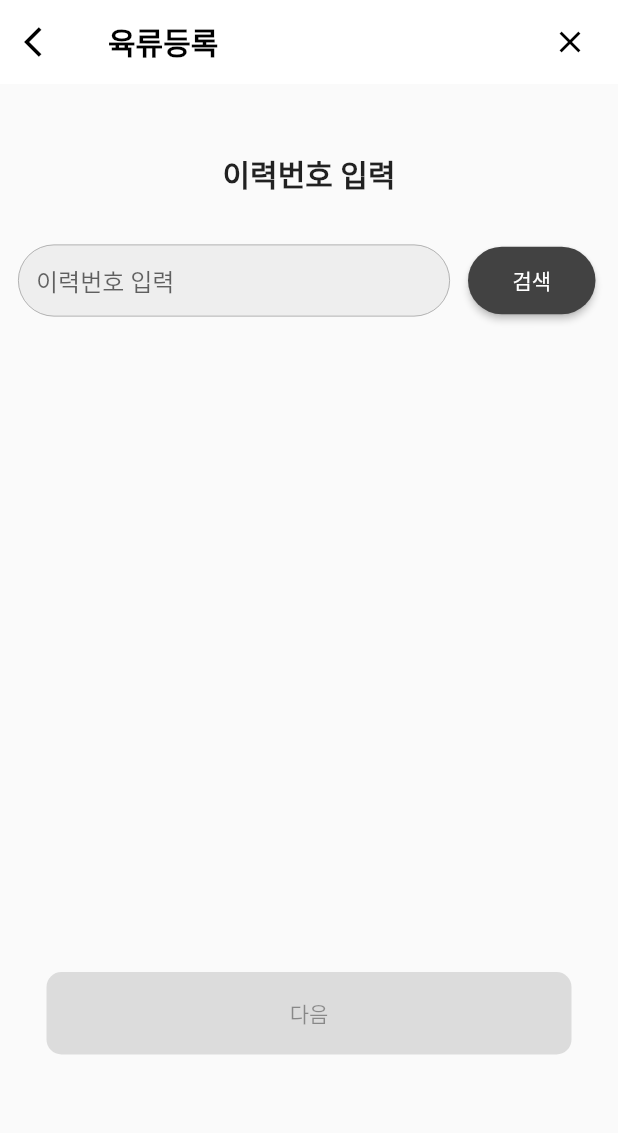
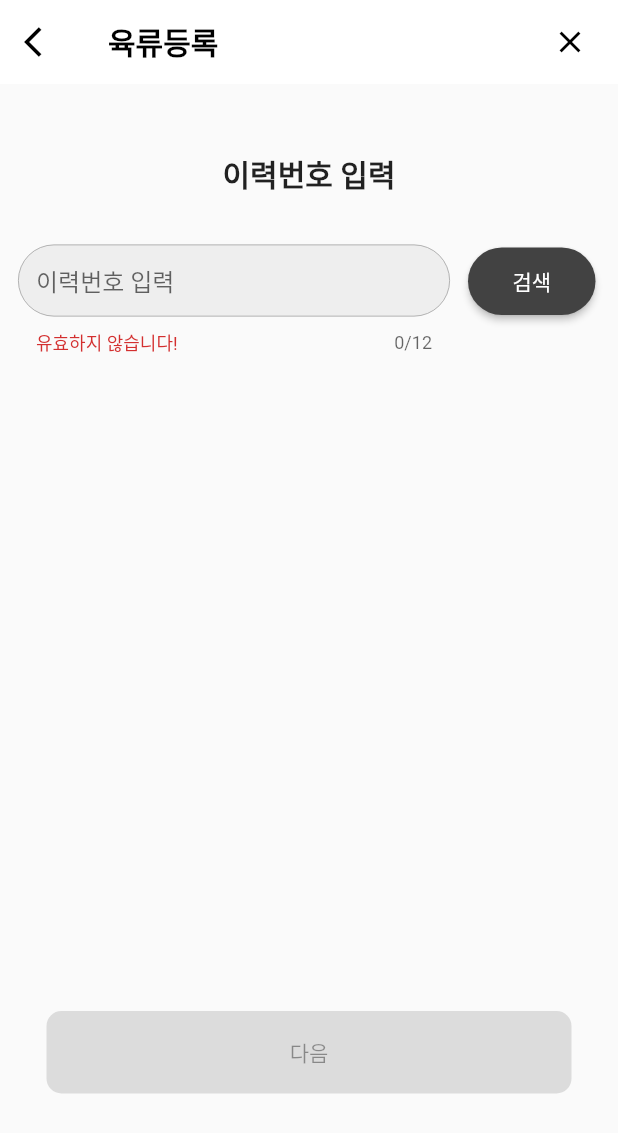
Before and after one commit to clapsh/Deep_Plant1, a Flutter app: the dataTable screen opened directly, after a tap on "검색", on a phone screen of 412 x 824 dp. Shown: the top 1133 px of the screen. Run offline on Flutter 3.47's test engine with Material 2 defaults, Android fonts, the phone set to English and light mode, and no system bars; our stand-ins replace cloud_firestore, firebase_auth, firebase_core, firebase_storage, go_router, image_picker and 1 more; missing offline and left inert: dart:ffi, firebase_auth_project, my_t, xml2json; accounts and stored records are empty; statements that could not run were skipped.

Commit message:
second_put_apiPage

```diff
--- a/Frontend/deep_plant_app/lib/pages/get_apiPage.dart
+++ b/Frontend/deep_plant_app/lib/pages/get_apiPage.dart
@@ -1,5 +1,7 @@
+import 'dart:ffi';
+
 import 'package:flutter/material.dart';
-import 'package:deep_plant_app/source/api_Source.dart';
+import 'package:my_t/api_Source.dart';
 
 class dataTable extends StatefulWidget {
   const dataTable({super.key});
@@ -11,6 +13,7 @@ class dataTable extends StatefulWidget {
 class _dataTableState extends State<dataTable> {
   var apikey = "58%2FAb40DJd41UCVYmCZM89EUoOWqT0vuObbReDQCI6ufjHIJbhZOUtQnftZErMQf6%2FgEflZVctg97VfdvvtmQw%3D%3D";
   final _formkey = GlobalKey<FormState>();
+  final TextEditingController _textEditingController = TextEditingController();
 
   bool isFinal = false;
   int historyNum = 0;
@@ -30,22 +33,12 @@ class _dataTableState extends State<dataTable> {
   @override
   void initState() {
     super.initState();
-    print(baseData.length);
   }
 
   void _tryValidation() {
     final isValid = _formkey.currentState!.validate();
     if (isValid) {
       _formkey.currentState!.save();
-      isFinal = true;
-      print(isFinal);
-      print(tableData);
-      print(tableData[1].runtimeType);
-    } else {
-      isFinal = false;
-      tableData.clear();
-      print(isFinal);
-      print(tableData);
     }
   }
 
@@ -63,12 +56,21 @@ class _dataTableState extends State<dataTable> {
 
     final weatherData = await source.getJsonData();
 
+    if (weatherData != null) {
       String totalcount = weatherData['response']['body']['pageNo'];
       String basedate = weatherData['response']['body']['items']['item'][5]['baseDate'];
       String basetime = weatherData['response']['body']['items']['item'][5]['baseTime'];
       String obsrvalue = weatherData['response']['body']['items']['item'][5]['obsrValue'];
+      String category = weatherData['response']['body']['items']['item'][5]['category'];
+      String nxx = weatherData['response']['body']['items']['item'][5]['nx'];
+      String nyy = weatherData['response']['body']['items']['item'][5]['ny'];
 
-    tableData.addAll([totalcount, basedate, basetime, obsrvalue, '', '', '']);
+      tableData.addAll([totalcount, basedate, basetime, obsrvalue, category, nxx, nyy]);
+      isFinal = true;
+    } else {
+      isFinal = false;
+      tableData.clear();
+    }
   }
 
   @override
@@ -88,26 +90,27 @@ class _dataTableState extends State<dataTable> {
         foregroundColor: Colors.black,
         leading: ElevatedButton(
           onPressed: () {},
+          style: ElevatedButton.styleFrom(
+            backgroundColor: Colors.white,
+            elevation: 0.0,
+          ),
           child: Icon(
             Icons.arrow_back_ios,
             color: Colors.black,
-          ),
-          style: ElevatedButton.styleFrom(
-            backgroundColor: Colors.white,
-            elevation: 0.0,
           ),
         ),
         actions: [
           ElevatedButton(
             onPressed: () {},
+            style: ElevatedButton.styleFrom(
+              backgroundColor: Colors.white,
+              elevation: 0.0,
+            ),
             child: Icon(
               Icons.close,
               color: Colors.black,
             ),
-              style: ElevatedButton.styleFrom(
-                backgroundColor: Colors.white,
-                elevation: 0.0,
-              )),
+          ),
         ],
       ),
       body: GestureDetector(
@@ -131,6 +134,8 @@ class _dataTableState extends State<dataTable> {
                     child: Form(
                       key: _formkey,
                       child: TextFormField(
+                        controller: _textEditingController,
+                        maxLength: 12,
                         key: ValueKey(1),
                         validator: (value) {
                           if (value!.isEmpty || value.length < 4) {
@@ -157,6 +162,16 @@ class _dataTableState extends State<dataTable> {
                                 borderRadius: BorderRadius.all(
                                   Radius.circular(25.0),
                                 )),
+                            errorBorder: OutlineInputBorder(
+                                borderSide: BorderSide(width: 0.5, color: Colors.grey),
+                                borderRadius: BorderRadius.all(
+                                  Radius.circular(25.0),
+                                )),
+                            focusedErrorBorder: OutlineInputBorder(
+                                borderSide: BorderSide(width: 0.5, color: Colors.grey),
+                                borderRadius: BorderRadius.all(
+                                  Radius.circular(25.0),
+                                )),
                             hintText: '이력번호 입력',
                             contentPadding: EdgeInsets.all(12.0),
                             fillColor: Colors.grey[200],
@@ -166,6 +181,7 @@ class _dataTableState extends State<dataTable> {
                     ),
                   ),
                 ),
+                Column(children: [
                   Padding(
                     padding: EdgeInsets.only(right: 15.0),
                     child: SizedBox(
@@ -173,20 +189,28 @@ class _dataTableState extends State<dataTable> {
                       width: 85,
                       child: ElevatedButton(
                         onPressed: () async {
+                          tableData.clear();
+                          _tryValidation();
                           await fetchData(historyNum);
-                        _tryValidation();
+                          setState(() {
                             FocusScope.of(context).unfocus();
-                        setState(() {});
+                            _textEditingController.clear();
+                          });
                         },
-                      child: Text('검색'),
                         style: ElevatedButton.styleFrom(
                           backgroundColor: Colors.grey[800],
                           shape: RoundedRectangleBorder(
                             borderRadius: BorderRadius.circular(25.0),
-                          )),
+                          ),
+                        ),
+                        child: Text('검색'),
                       ),
                     ),
                   ),
+                  SizedBox(
+                    height: 25.0,
+                  )
+                ]),
               ],
             ),
             SizedBox(
@@ -201,12 +225,12 @@ class _dataTableState extends State<dataTable> {
                 width: 350,
                 child: ElevatedButton(
                   onPressed: isFinal ? () => {} : null,
-                  child: Text('다음'),
                   style: ElevatedButton.styleFrom(
                       backgroundColor: Colors.grey[800],
                       shape: RoundedRectangleBorder(
                         borderRadius: BorderRadius.circular(10.0),
                       )),
+                  child: Text('다음'),
                 ),
               ),
             ),
```
Lines whose indentation alone changed are shown as unchanged.
